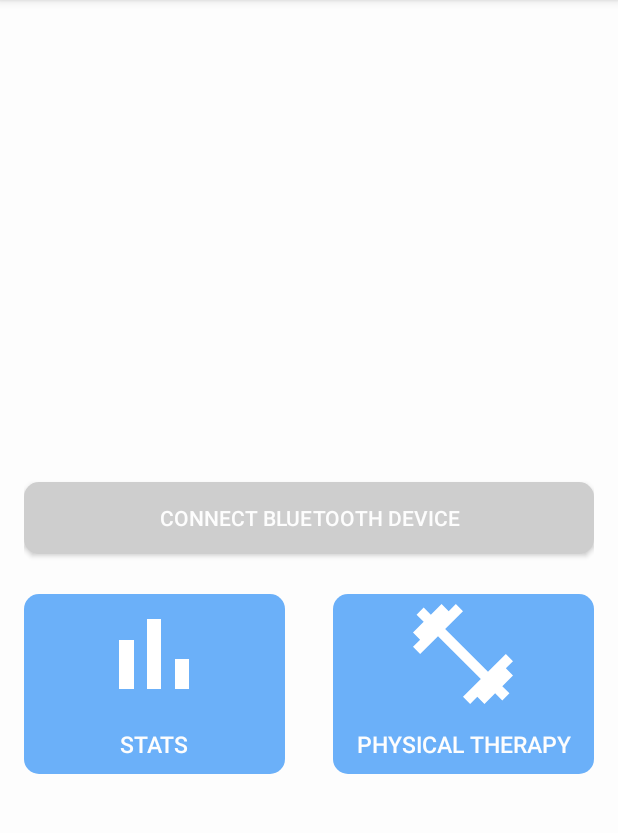
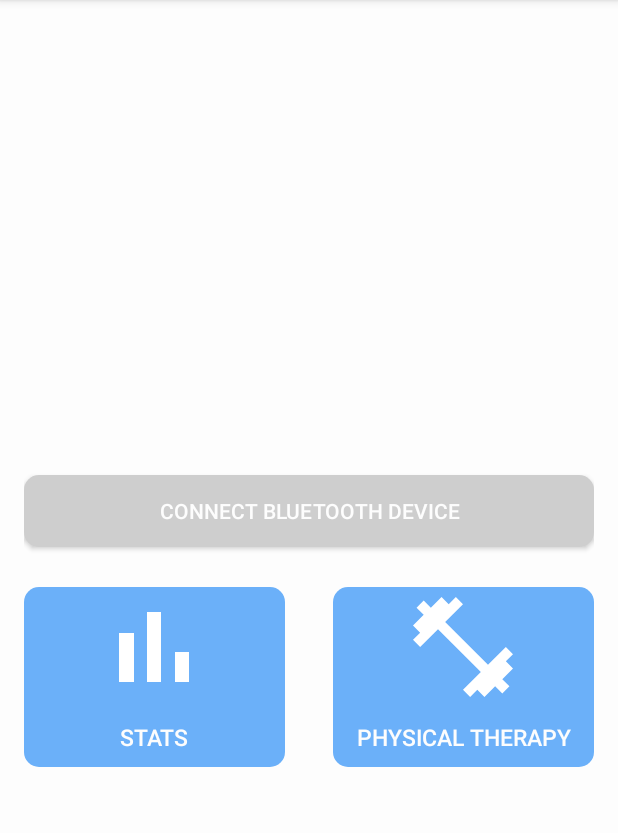
Before and after one commit to sling-recentr/mobileApp, an Android app: the screen it shows after launch (MainActivity), on a phone screen of 412 x 824 dp, the part 84-917 px from its top. Run offline under Robolectric (Android 15) with nearby library versions, the phone set to English and light mode, and no system bars.

Commit message:
first commit

```diff
--- a/app/src/main/res/layout/home_fragment.xml
+++ b/app/src/main/res/layout/home_fragment.xml
@@ -15,7 +15,7 @@
     <LinearLayout
             android:id="@+id/top_half"
             android:layout_width="match_parent"
-            android:layout_height="280dp"
+            android:layout_height="275dp"
             android:orientation="vertical" />
 
     <FrameLayout
```
